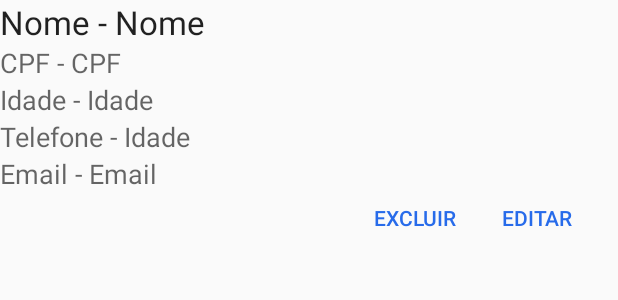
After one commit to mhbm/ProjetoFinal-IFSP, an Android app: the layout activity_row_listar.xml on its own in the app's theme, with its tools: preview values and no code run, on a phone screen of 412 x 824 dp. The commit adds this screen. Shown: the top 300 px of the screen. Run offline under Robolectric (Android 15) with nearby library versions, the phone set to English and light mode, and no system bars.

Commit message:
Adicionado a função EXCLUIR cadastro
Signed-off-by: mateus.macedo <mhbassomacedo@gmail.com>

```diff
--- a/app/src/main/AndroidManifest.xml
+++ b/app/src/main/AndroidManifest.xml
@@ -16,14 +16,12 @@
                 <category android:name="android.intent.category.LAUNCHER" />
             </intent-filter>
         </activity>
-
         <activity android:name=".InserirActivity">
             <intent-filter>
                 <action android:name="android.intent.action.MAIN" />
-
             </intent-filter>
         </activity>
-
+        <activity android:name=".ListarActivity"></activity>
     </application>
 
 </manifest>
--- /dev/null
+++ b/app/src/main/res/layout/activity_row_listar.xml
@@ -0,0 +1,183 @@
+<?xml version="1.0" encoding="utf-8"?>
+<LinearLayout xmlns:android="http://schemas.android.com/apk/res/android"
+    android:orientation="vertical"
+    android:layout_width="fill_parent"
+    android:layout_height="fill_parent"
+    >
+
+    <LinearLayout
+        android:orientation="horizontal"
+        android:layout_width="match_parent"
+        android:layout_height="wrap_content">
+
+        <TextView
+            android:layout_width="wrap_content"
+            android:layout_height="wrap_content"
+            android:textAppearance="?android:attr/textAppearanceLarge"
+            android:text="@string/nome"
+            android:id="@+id/textViewCodigo" />
+
+        <TextView
+            android:layout_width="wrap_content"
+            android:layout_height="wrap_content"
+            android:textAppearance="?android:attr/textAppearanceLarge"
+            android:text=" - "
+            android:id="@+id/textViewTracoCodigo" />
+
+        <TextView
+            android:layout_width="wrap_content"
+            android:layout_height="wrap_content"
+            android:textAppearance="?android:attr/textAppearanceLarge"
+            android:text="@string/nome"
+            android:id="@+id/textViewNome" />
+    </LinearLayout>
+
+    <LinearLayout
+        android:orientation="horizontal"
+        android:layout_width="match_parent"
+        android:layout_height="wrap_content">
+
+        <TextView
+            android:layout_width="wrap_content"
+            android:layout_height="wrap_content"
+            android:textAppearance="?android:attr/textAppearanceMedium"
+            android:text="@string/cpf"
+            />
+
+        <TextView
+            android:layout_width="wrap_content"
+            android:layout_height="wrap_content"
+            android:textAppearance="?android:attr/textAppearanceMedium"
+            android:text=" - "
+            android:id="@+id/TracoCpf" />
+
+        <TextView
+            android:layout_width="wrap_content"
+            android:layout_height="wrap_content"
+            android:textAppearance="?android:attr/textAppearanceMedium"
+            android:text="@string/cpf"
+            android:id="@+id/textViewCpf" />
+    </LinearLayout>
+
+
+
+    <LinearLayout
+        android:orientation="horizontal"
+        android:layout_width="match_parent"
+        android:layout_height="wrap_content">
+
+        <TextView
+            android:layout_width="wrap_content"
+            android:layout_height="wrap_content"
+            android:textAppearance="?android:attr/textAppearanceMedium"
+            android:text="@string/idade"
+            />
+
+        <TextView
+            android:layout_width="wrap_content"
+            android:layout_height="wrap_content"
+            android:textAppearance="?android:attr/textAppearanceMedium"
+            android:text=" - "
+            android:id="@+id/TracoIdade" />
+
+        <TextView
+            android:layout_width="wrap_content"
+            android:layout_height="wrap_content"
+            android:textAppearance="?android:attr/textAppearanceMedium"
+            android:text="@string/idade"
+            android:id="@+id/textViewIdade" />
+    </LinearLayout>
+
+    <LinearLayout
+        android:orientation="horizontal"
+        android:layout_width="match_parent"
+        android:layout_height="wrap_content">
+
+        <TextView
+            android:layout_width="wrap_content"
+            android:layout_height="wrap_content"
+            android:textAppearance="?android:attr/textAppearanceMedium"
+            android:text="@string/telefone"
+            />
+
+        <TextView
+            android:layout_width="wrap_content"
+            android:layout_height="wrap_content"
+            android:textAppearance="?android:attr/textAppearanceMedium"
+            android:text=" - "
+            android:id="@+id/TracoTelefone" />
+
+        <TextView
+            android:layout_width="wrap_content"
+            android:layout_height="wrap_content"
+            android:textAppearance="?android:attr/textAppearanceMedium"
+            android:text="@string/idade"
+            android:id="@+id/textViewTelefone" />
+    </LinearLayout>
+
+    <LinearLayout
+        android:orientation="horizontal"
+        android:layout_width="match_parent"
+        android:layout_height="wrap_content">
+
+        <TextView
+            android:layout_width="wrap_content"
+            android:layout_height="wrap_content"
+            android:textAppearance="?android:attr/textAppearanceMedium"
+            android:text="@string/email"
+            />
+
+        <TextView
+            android:layout_width="wrap_content"
+            android:layout_height="wrap_content"
+            android:textAppearance="?android:attr/textAppearanceMedium"
+            android:text=" - "
+            android:id="@+id/TracoEmail" />
+
+        <TextView
+            android:layout_width="wrap_content"
+            android:layout_height="wrap_content"
+            android:textAppearance="?android:attr/textAppearanceMedium"
+            android:text="@string/email"
+            android:id="@+id/textViewEmail" />
+
+    </LinearLayout>
+
+    <RelativeLayout
+        android:orientation="horizontal"
+        android:layout_width="match_parent"
+        android:layout_height="wrap_content">
+
+        <Button
+            style="?android:attr/buttonStyleSmall"
+            android:layout_width="wrap_content"
+            android:layout_height="wrap_content"
+            android:text="@string/excluir"
+            android:id="@+id/buttonExcluirRegistro"
+            android:background="@android:color/transparent"
+            android:layout_alignParentTop="true"
+            android:layout_toLeftOf="@+id/buttonEditar"
+            android:layout_toStartOf="@+id/buttonEditar"
+            android:layout_marginRight="29dp"
+            android:layout_marginEnd="29dp"
+            android:layout_alignBottom="@+id/buttonEditar"
+            android:textColor="#276bea" />
+
+        <Button
+            style="?android:attr/buttonStyleSmall"
+            android:layout_width="wrap_content"
+            android:layout_height="34dp"
+            android:text="@string/editar"
+            android:id="@+id/buttonEditar"
+            android:background="@android:color/transparent"
+            android:layout_alignParentTop="true"
+            android:layout_alignParentRight="true"
+            android:layout_alignParentEnd="true"
+            android:layout_marginRight="30dp"
+            android:layout_marginEnd="30dp"
+            android:textColor="#276bea"/>
+
+
+    </RelativeLayout>
+
+</LinearLayout>
--- a/app/src/main/res/values/strings.xml
+++ b/app/src/main/res/values/strings.xml
@@ -18,4 +18,7 @@
     <string name="telefone_obrigatorio">Telefone é de preenchimento obrigatório!</string>
     <string name="email_obrigatorio">Email é de preenchimento obrigatório!</string>
     <string name="registro_salvo_sucesso">Registro salvo com sucesso!</string>
+    <string name="codigoPessoa">Código</string>
+    <string name="excluir">Excluir</string>
+    <string name="editar">Editar</string>
 </resources>
```
Also changed, not shown: app/src/main/java/com/example/mateusmacedo/projetofinalmateus/InserirActivity.java (+20 -2 lines), app/src/main/java/com/example/mateusmacedo/projetofinalmateus/ListarActivity.java (added, +47 -0 lines), app/src/main/java/com/example/mateusmacedo/projetofinalmateus/Uteis/DatabaseUtil.java (+4 -4 lines), app/src/main/java/com/example/mateusmacedo/projetofinalmateus/Uteis/LinhaConsultarAdapter.java (added, +151 -0 lines), app/src/main/java/com/example/mateusmacedo/projetofinalmateus/controller/PessoaController.java (+37 -8 lines), app/src/main/res/layout/activity_listar.xml (added, +18 -0 lines).
